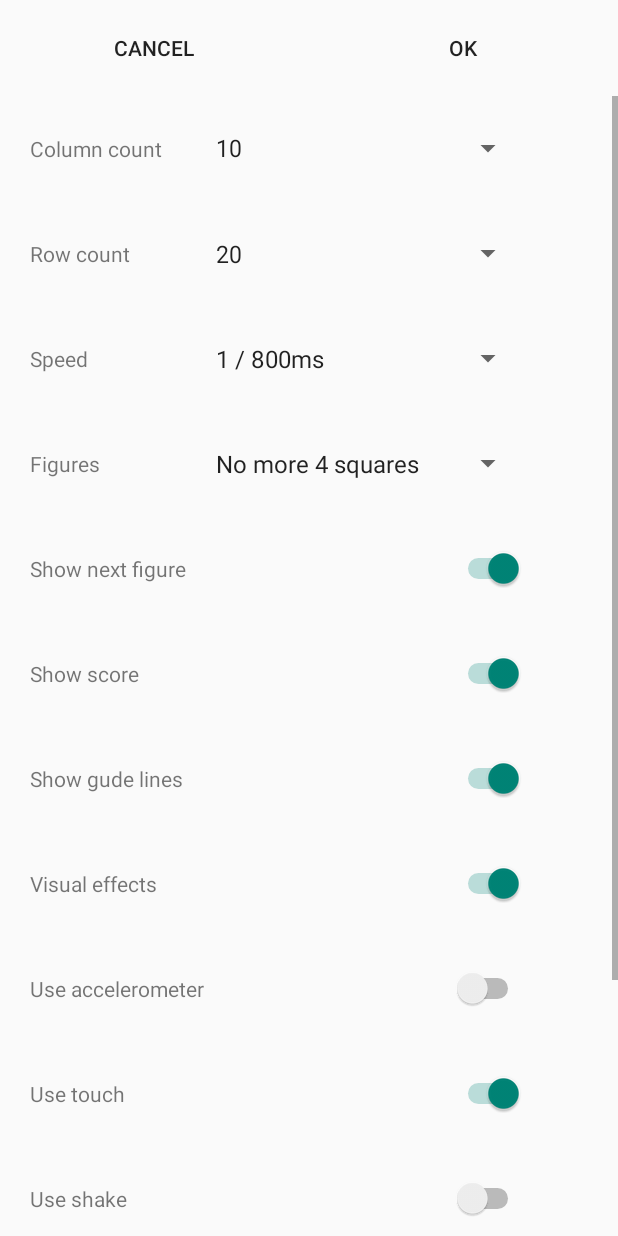
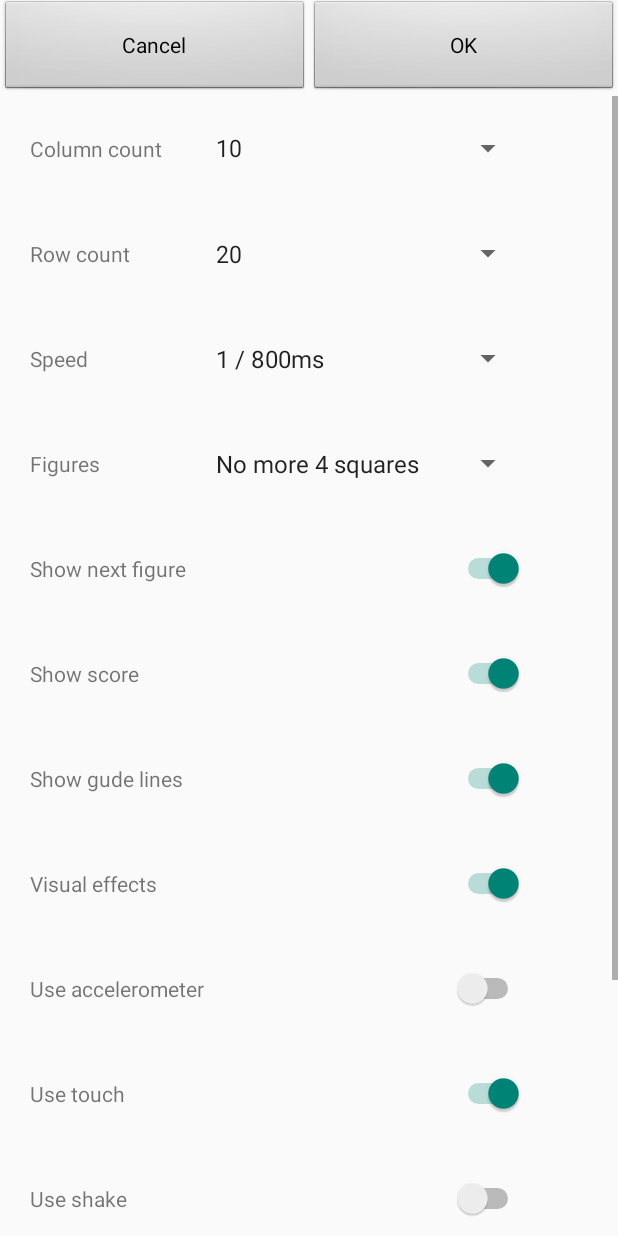
Before and after one commit to olegyurchenko/AndroidTetrisGame, an Android app: the screen it shows after launch (TetrisSettingsActivity), after a tap on "Settings", on a phone screen of 412 x 824 dp. Run offline under Robolectric (Android 15) with nearby library versions, the light colour scheme and no system bars.

Commit message:
Settings layout working

```diff
--- a/app/src/main/res/layout/activity_settings.xml
+++ b/app/src/main/res/layout/activity_settings.xml
@@ -17,21 +17,21 @@
 
         <Button
             android:id="@+id/btn_cancel"
-            style="@style/Widget.AppCompat.Button.Borderless"
             android:layout_width="match_parent"
             android:layout_height="match_parent"
             android:layout_weight="1"
             android:onClick="onClick"
-            android:text="@string/cancel"/>
+            android:text="@string/cancel"
+            style="@android:style/Widget.Button"/>
 
         <Button
             android:id="@+id/btn_ok"
-            style="@style/Widget.AppCompat.Button.Borderless"
             android:layout_width="match_parent"
             android:layout_height="match_parent"
             android:layout_weight="1"
             android:onClick="onClick"
-            android:text="@string/ok"/>
+            android:text="@string/ok"
+            style="@android:style/Widget.Button"/>
     </LinearLayout>
 
     <ScrollView
@@ -46,6 +46,7 @@
         <TableLayout
             android:layout_width="match_parent"
             android:layout_height="wrap_content"
+            android:shrinkColumns="*"
             android:layout_marginEnd="20dp"
             android:layout_marginStart="20dp">
 
@@ -56,7 +57,6 @@
                 <TextView
                     android:layout_width="wrap_content"
                     android:layout_height="wrap_content"
-                    android:maxWidth="120dp"
                     android:text="@string/column_count"/>
 
                 <Spinner
@@ -76,7 +76,6 @@
                 <TextView
                     android:layout_width="wrap_content"
                     android:layout_height="wrap_content"
-                    android:maxWidth="120dp"
                     android:text="@string/row_count"/>
 
                 <Spinner
@@ -96,7 +95,6 @@
                 <TextView
                     android:layout_width="wrap_content"
                     android:layout_height="wrap_content"
-                    android:maxWidth="120dp"
                     android:text="@string/speed"/>
 
                 <Spinner
@@ -115,7 +113,6 @@
                 <TextView
                     android:layout_width="wrap_content"
                     android:layout_height="wrap_content"
-                    android:maxWidth="120dp"
                     android:text="@string/figures"/>
 
                 <Spinner
@@ -134,7 +131,6 @@
                 <TextView
                     android:layout_width="wrap_content"
                     android:layout_height="wrap_content"
-                    android:maxWidth="120dp"
                     android:text="@string/show_next_figure"/>
 
                 <Switch
@@ -151,7 +147,6 @@
                 <TextView
                     android:layout_width="wrap_content"
                     android:layout_height="wrap_content"
-                    android:maxWidth="120dp"
                     android:text="@string/show_score"/>
 
                 <Switch
@@ -168,7 +163,6 @@
                 <TextView
                     android:layout_width="wrap_content"
                     android:layout_height="wrap_content"
-                    android:maxWidth="120dp"
                     android:text="@string/show_guide_lines"/>
 
                 <Switch
@@ -185,7 +179,6 @@
                 <TextView
                     android:layout_width="wrap_content"
                     android:layout_height="wrap_content"
-                    android:maxWidth="120dp"
                     android:text="@string/visual_effects"/>
 
                 <Switch
@@ -202,7 +195,6 @@
                 <TextView
                     android:layout_width="wrap_content"
                     android:layout_height="wrap_content"
-                    android:maxWidth="120dp"
                     android:text="@string/use_accelerometer"/>
 
                 <Switch
@@ -219,7 +211,6 @@
                 <TextView
                     android:layout_width="wrap_content"
                     android:layout_height="wrap_content"
-                    android:maxWidth="120dp"
                     android:text="@string/use_touch"/>
 
                 <Switch
@@ -236,7 +227,6 @@
                 <TextView
                     android:layout_width="wrap_content"
                     android:layout_height="wrap_content"
-                    android:maxWidth="120dp"
                     android:text="@string/use_shake"/>
 
                 <Switch
@@ -254,7 +244,6 @@
                 <TextView
                     android:layout_width="wrap_content"
                     android:layout_height="wrap_content"
-                    android:maxWidth="120dp"
                     android:text="@string/glass_color"/>
 
 
@@ -272,7 +261,6 @@
                 <TextView
                     android:layout_width="wrap_content"
                     android:layout_height="wrap_content"
-                    android:maxWidth="120dp"
                     android:text=""
                     android:id="@+id/view_glass_color"/>
 
```
Also changed, not shown: 1 other file.
